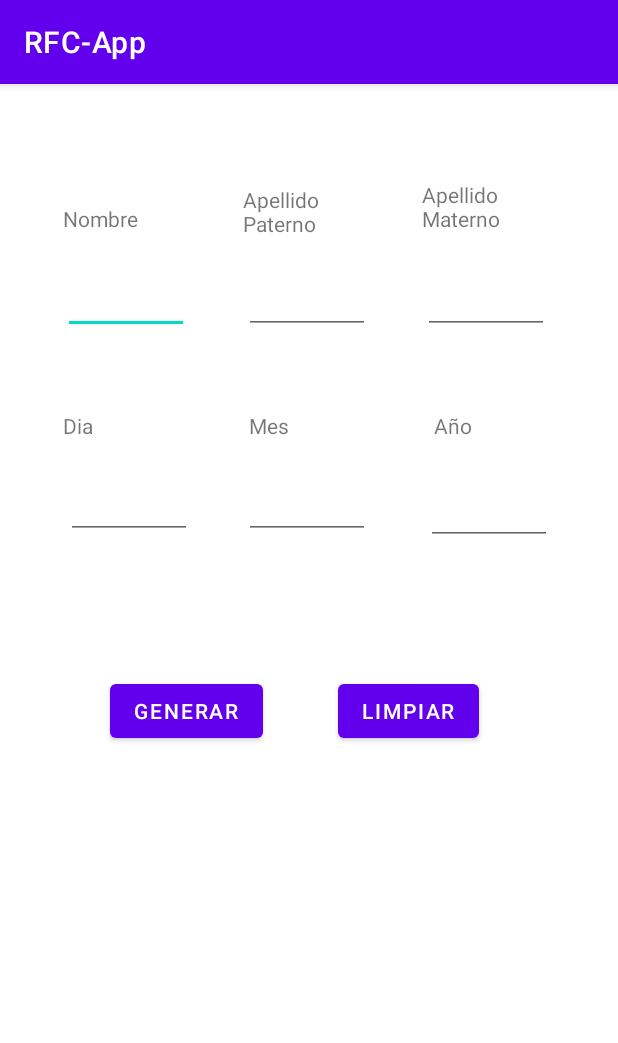
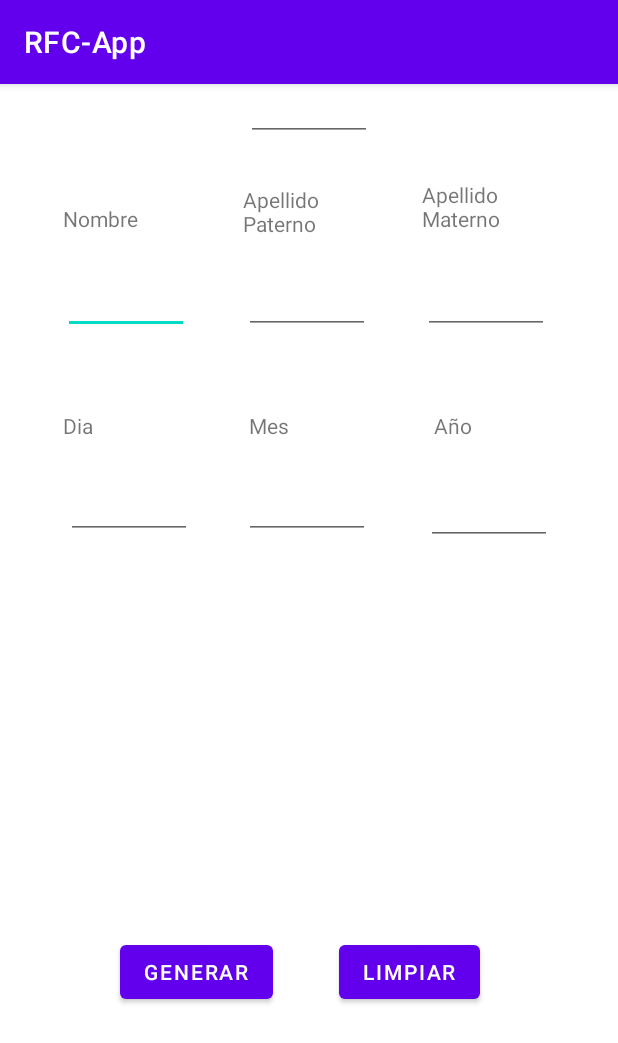
Before and after one commit to AlanCastellanosSulub/RFC-App, an Android app: the screen it shows after launch (MainActivity), on a phone screen of 412 x 824 dp. Shown: the top 1043 px of the screen. Run offline under Robolectric (Android 15) with nearby library versions, the phone set to English and light mode, and no system bars.

Commit message:
Second Commit

```diff
--- a/app/src/main/res/layout/activity_main.xml
+++ b/app/src/main/res/layout/activity_main.xml
@@ -42,27 +42,25 @@
         android:id="@+id/button"
         android:layout_width="wrap_content"
         android:layout_height="wrap_content"
-        android:layout_marginStart="73dp"
-        android:layout_marginTop="72dp"
-        android:layout_marginBottom="308dp"
+        android:layout_marginStart="80dp"
+        android:layout_marginBottom="152dp"
         android:text="@string/button1"
         app:layout_constraintBottom_toBottomOf="parent"
-        app:layout_constraintStart_toStartOf="parent"
-        app:layout_constraintTop_toBottomOf="@+id/editText4" />
+        app:layout_constraintStart_toStartOf="parent" />
 
     <Button
         android:id="@+id/button2"
         android:layout_width="wrap_content"
         android:layout_height="wrap_content"
-        android:layout_marginStart="48dp"
-        android:layout_marginTop="68dp"
+        android:layout_marginStart="44dp"
         android:layout_marginEnd="91dp"
-        android:layout_marginBottom="308dp"
+        android:layout_marginBottom="152dp"
+        android:onClick="onClick"
         android:text="@string/button2"
         app:layout_constraintBottom_toBottomOf="parent"
         app:layout_constraintEnd_toEndOf="parent"
-        app:layout_constraintStart_toEndOf="@+id/button"
-        app:layout_constraintTop_toBottomOf="@+id/editText6" />
+        app:layout_constraintHorizontal_bias="0.0"
+        app:layout_constraintStart_toEndOf="@+id/button" />
 
     <EditText
         android:id="@+id/editText1"
@@ -107,6 +105,18 @@
         android:inputType="textPersonName"
         app:layout_constraintEnd_toEndOf="parent"
         app:layout_constraintTop_toBottomOf="@+id/textApeM" />
+
+    <EditText
+        android:id="@+id/editText7"
+        android:layout_width="84dp"
+        android:layout_height="38dp"
+        android:layout_marginStart="163dp"
+        android:layout_marginEnd="164dp"
+        android:ems="10"
+        android:inputType="textPersonName"
+        app:layout_constraintEnd_toEndOf="parent"
+        app:layout_constraintStart_toStartOf="parent"
+        tools:layout_editor_absoluteY="385dp" />
 
     <EditText
         android:id="@+id/editText2"
```
Also changed, not shown: app/src/main/java/com/example/rfc_app/MainActivity.kt (+13 -6 lines).
